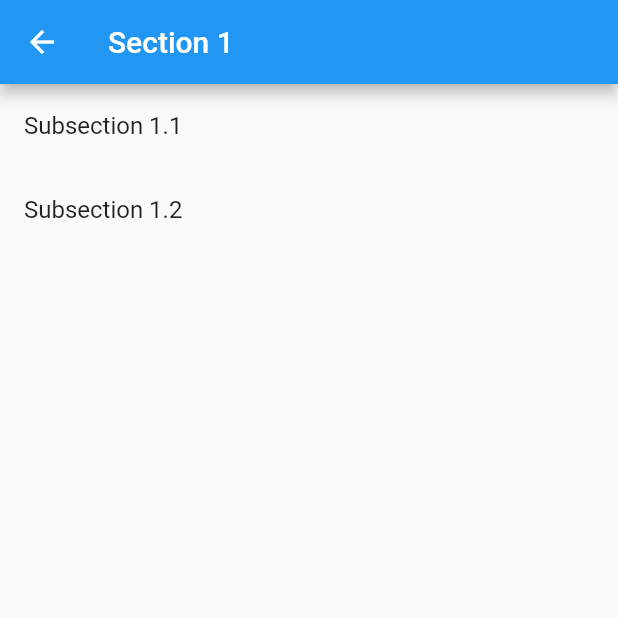
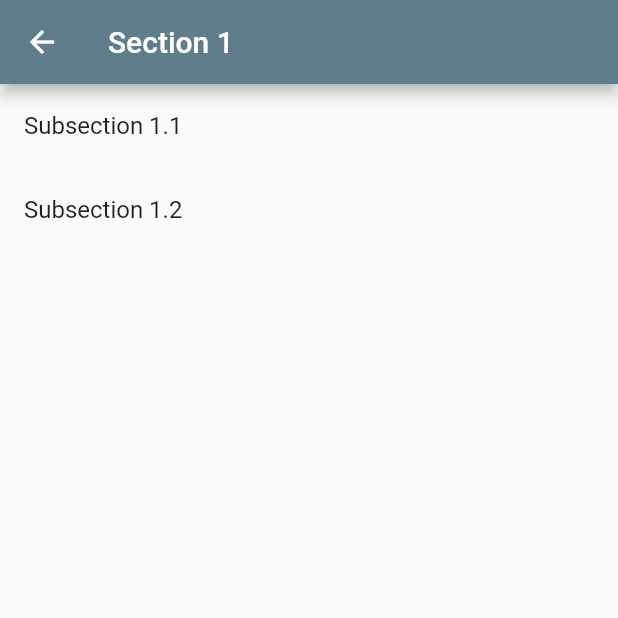
Before and after one commit to fivemoreminix/ems-protocols, a Flutter app: the screen it shows after launch, after a tap on "Section 1", on a phone screen of 412 x 824 dp, the top half of it. Run offline on Flutter 3.47's test engine with Material 2 defaults, Android fonts, the light colour scheme and no system bars.

Commit message:
Created bookmarks and profile

```diff
--- a/lib/main.dart
+++ b/lib/main.dart
@@ -1,3 +1,5 @@
+import 'package:ems_protocols/bookmarks.dart';
+import 'package:ems_protocols/profile.dart';
 import 'package:ems_protocols/protocols_menu.dart';
 import 'package:flutter/material.dart';
 
@@ -11,17 +13,16 @@ class MyApp extends StatelessWidget {
   @override
   Widget build(BuildContext context) {
     return MaterialApp(
-      title: 'Flutter Demo',
-      theme: ThemeData(primarySwatch: Colors.blue),
-      home: MyHomePage(title: 'Flutter Demo Home Page'),
+      title: 'EMS Protocols',
+      theme: ThemeData(primarySwatch: Colors.blueGrey),
+      home: MyHomePage(),
     );
   }
 }
 
 class MyHomePage extends StatefulWidget {
-  MyHomePage({Key? key, required this.title}) : super(key: key);
+  MyHomePage({Key? key}) : super(key: key);
 
-  final String title;
   ProtocolCollection protocol = ProtocolCollection(title: '', items: []);
 
   @override
@@ -49,7 +50,8 @@ class _MyHomePageState extends State<MyHomePage> {
     return Scaffold(
       body: <Widget>[
         ProtocolsMenu(collection: widget.protocol),
-        ProtocolsMenu(collection: widget.protocol),
+        BookmarksPage(),
+        ProfilePage(),
       ][currentIndex],
       bottomNavigationBar: BottomNavigationBar(
         currentIndex: currentIndex,
@@ -62,8 +64,12 @@ class _MyHomePageState extends State<MyHomePage> {
             icon: Icon(Icons.home),
           ),
           BottomNavigationBarItem(
-            label: 'Settings',
-            icon: Icon(Icons.settings),
+            label: "Bookmarks",
+            icon: Icon(Icons.bookmark),
+          ),
+          BottomNavigationBarItem(
+            label: 'Account',
+            icon: Icon(Icons.account_circle),
           ),
         ],
       ),
```
Also changed, not shown: lib/bookmarks.dart (added, +18 -0 lines), lib/profile.dart (added, +57 -0 lines).
